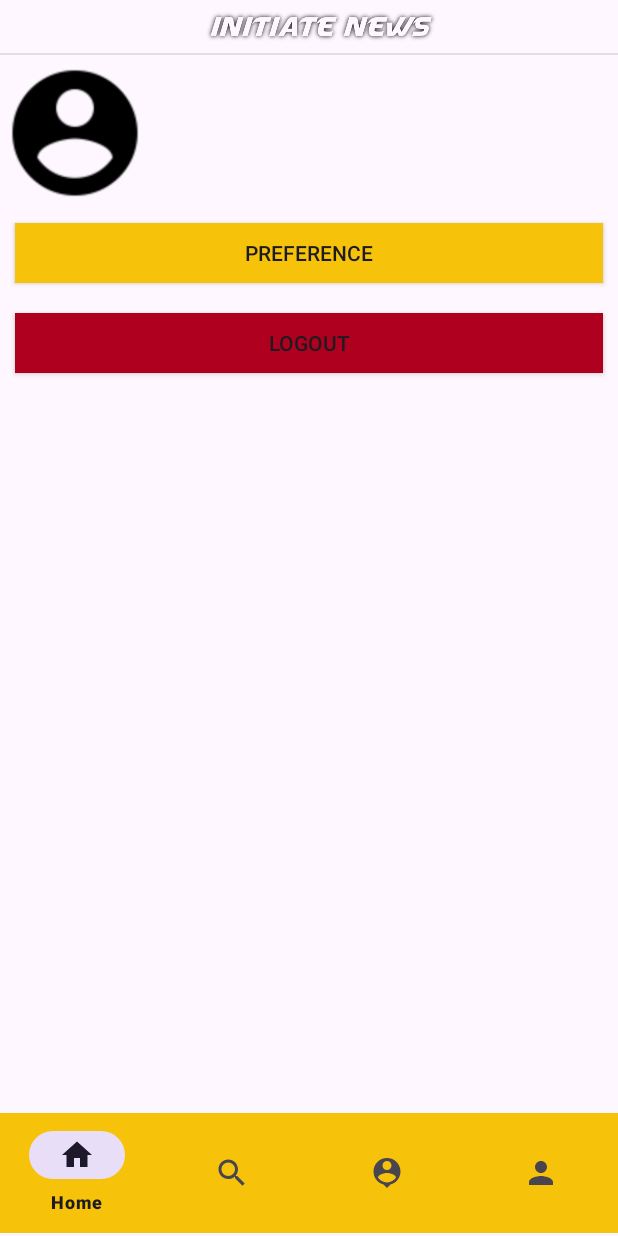
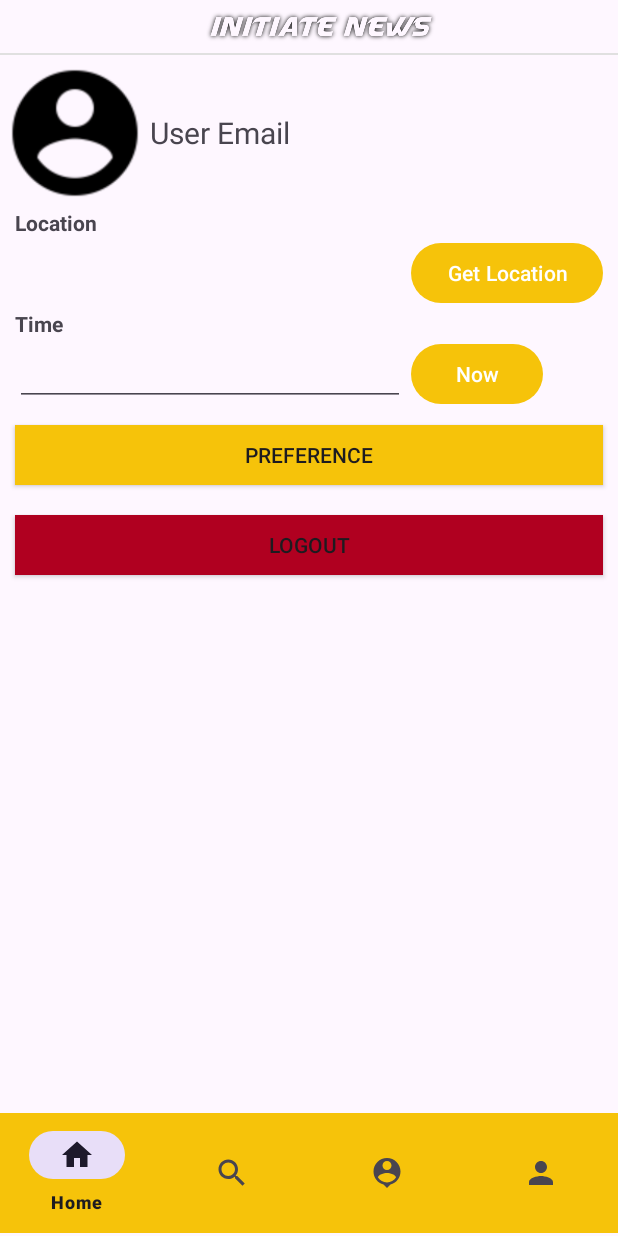
Before and after one commit to Gemnnn/Initiate-News, an Android app: the fragment UserFragment placed in its activity, on a phone screen of 412 x 824 dp. Run offline under Robolectric (Android 15) with nearby library versions, the phone set to English and light mode, and no system bars; our stand-ins replace data binding.

Commit message:
feat: design user fragment

```diff
--- a/app/src/main/res/layout/fragment_user.xml
+++ b/app/src/main/res/layout/fragment_user.xml
@@ -8,6 +8,7 @@
             android:layout_width="match_parent"
             android:layout_height="100dp">
             <ImageView
+                android:id="@+id/user_profile"
                 android:layout_width="100dp"
                 android:layout_height="100dp"
                 android:layout_alignParentStart="true"
@@ -17,8 +18,102 @@
                 android:src="@drawable/ic_account">
             </ImageView>
 
+            <LinearLayout
+                android:gravity="center"
+                android:layout_width="match_parent"
+                android:layout_height="match_parent"
+                android:layout_toRightOf="@+id/user_profile">
+
+                <LinearLayout
+                    android:layout_weight="1"
+                    android:layout_width="0dp"
+                    android:layout_height="wrap_content">
+                    <TextView
+                        android:layout_width="wrap_content"
+                        android:layout_height="wrap_content"
+                        android:text="User Email"
+                        android:textSize="20sp"
+                        />
+                </LinearLayout>
+
+            </LinearLayout>
+
+
 
         </RelativeLayout>
+
+        <!--location-->
+        <TextView
+            android:layout_width="match_parent"
+            android:layout_height="wrap_content"
+            android:layout_alignParentStart="true"
+            android:text="Location"
+            android:layout_marginLeft="10dp"
+            android:textStyle="bold">
+
+        </TextView>
+
+        <RelativeLayout
+            android:layout_width="match_parent"
+            android:layout_height="wrap_content">
+
+            <TextView
+                android:id="@+id/et_location"
+                android:layout_marginLeft="10dp"
+                android:layout_width="260dp"
+                android:layout_height="wrap_content"
+                android:clickable="false"
+                android:enabled="false">
+
+            </TextView>
+
+
+            <Button
+                android:id="@+id/btn_getLocation"
+                android:layout_width="wrap_content"
+                android:layout_height="wrap_content"
+                android:layout_alignParentRight="true"
+                android:text="Get Location"
+                android:layout_marginRight="10dp"/>
+
+        </RelativeLayout>
+
+        <!--Time-->
+        <TextView
+            android:layout_width="match_parent"
+            android:layout_height="wrap_content"
+            android:layout_alignParentStart="true"
+            android:text="Time"
+            android:layout_marginLeft="10dp"
+            android:textStyle="bold">
+
+        </TextView>
+
+        <RelativeLayout
+            android:layout_width="match_parent"
+            android:layout_height="wrap_content">
+
+            <EditText
+                android:id="@+id/et_setTime"
+                android:layout_marginLeft="10dp"
+                android:layout_width="260dp"
+                android:layout_height="wrap_content"
+                android:inputType="time">
+
+            </EditText>
+
+
+            <Button
+                android:id="@+id/btn_setTime"
+                android:layout_width="wrap_content"
+                android:layout_height="wrap_content"
+                android:layout_alignParentRight="true"
+                android:text="Now"
+                android:layout_marginRight="50dp"/>
+
+        </RelativeLayout>
+
+
         <androidx.appcompat.widget.AppCompatButton
             android:layout_margin="10dp"
             android:id="@+id/btn_set_preference"
```
